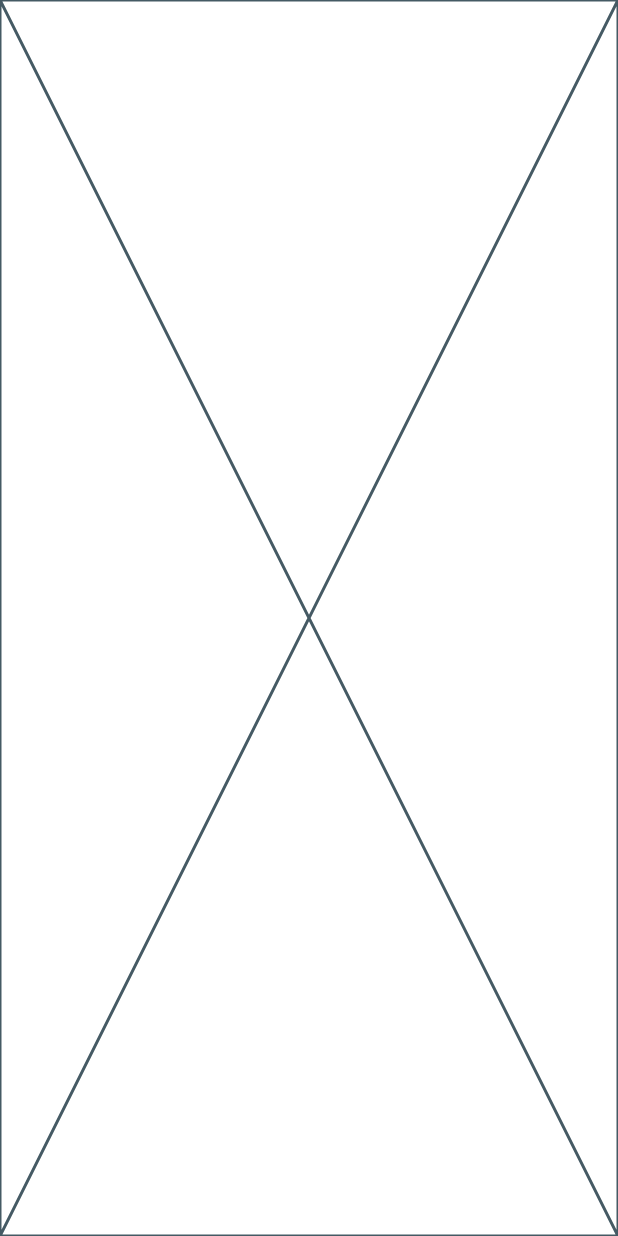
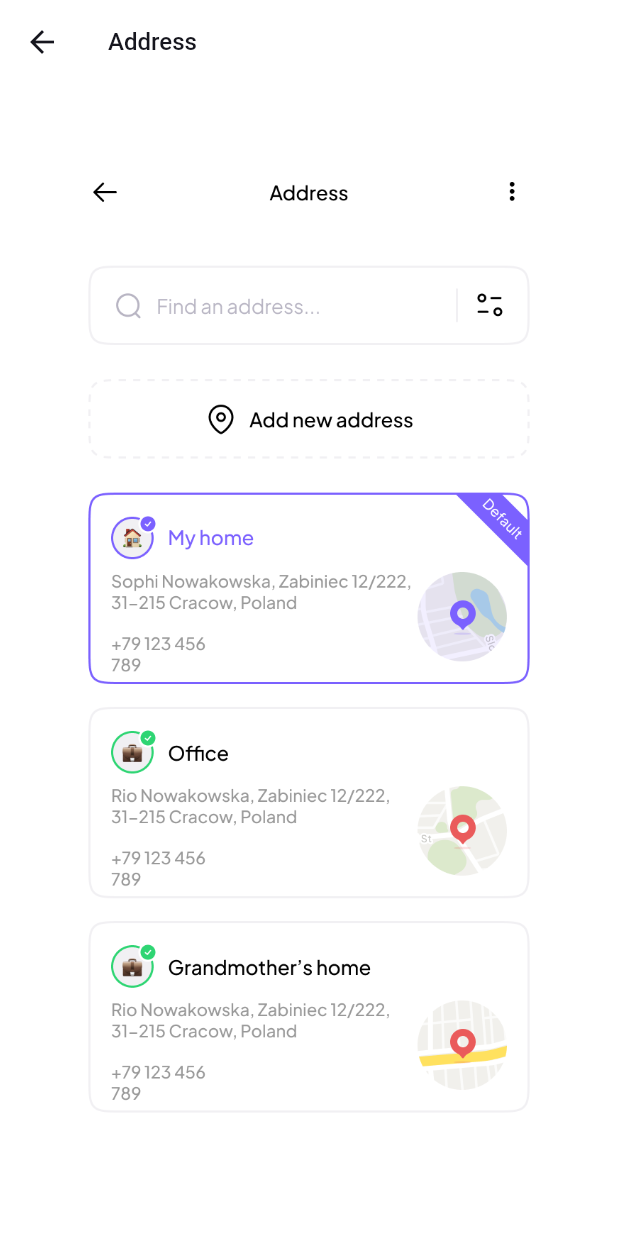
Before and after one commit to AbdhalRiyas/NicheGallerie, a Flutter app: the ProfileScreen screen opened by its route, after a tap on "Addresses", on a phone screen of 412 x 824 dp. Run offline on Flutter 3.47's test engine with Material 3 defaults, Android fonts, the phone set to English and light mode, and no system bars; our stand-ins replace cached_network_image, flutter_dotenv, flutter_rating_bar, flutter_svg, form_field_validator; network calls fail; project files that could hold a hidden picture were left out.

Commit message:
address screen init

```diff
--- a/lib/src/screens/address/views/addresses_screen.dart
+++ b/lib/src/screens/address/views/addresses_screen.dart
@@ -5,9 +5,15 @@ class AddressesScreen extends StatelessWidget {
 
   @override
   Widget build(BuildContext context) {
-    return Placeholder();
-    // return const BuyFullKit(
-    //   images: ["assets/screens/Addresses.png"],
-    // );
+    return Scaffold(
+      appBar: AppBar(
+        title: Text('Address'),
+      ),
+      body: Image.asset(
+        "assets/screens/Addresses.png",
+        width: double.maxFinite,
+        height: double.maxFinite,
+      ),
+    );
   }
 }
--- a/lib/src/screens/profile/views/profile_screen.dart
+++ b/lib/src/screens/profile/views/profile_screen.dart
@@ -17,8 +17,8 @@ class ProfileScreen extends StatelessWidget {
       body: ListView(
         children: [
           ProfileCard(
-            name: "Sepide",
-            email: "theflutterway@gmail.com",
+            name: "May",
+            email: "user@gmail.com",
             imageSrc: "https://i.imgur.com/IXnwbLk.png",
             // proLableText: "Sliver",
             // isPro: true, if the user is pro
@@ -26,21 +26,22 @@ class ProfileScreen extends StatelessWidget {
               Navigator.pushNamed(context, userInfoScreenRoute);
             },
           ),
+          // Padding(
+          //   padding: const EdgeInsets.symmetric(
+          //       horizontal: defaultPadding, vertical: defaultPadding * 1.5),
+          //   child: GestureDetector(
+          //     onTap: () {},
+          //     child: const AspectRatio(
+          //       aspectRatio: 1.8,
+          //       child:
+          //           NetworkImageWithLoader("https://i.imgur.com/dz0BBom.png"),
+          //     ),
+          //   ),
+          // ),
+
           Padding(
             padding: const EdgeInsets.symmetric(
-                horizontal: defaultPadding, vertical: defaultPadding * 1.5),
-            child: GestureDetector(
-              onTap: () {},
-              child: const AspectRatio(
-                aspectRatio: 1.8,
-                child:
-                    NetworkImageWithLoader("https://i.imgur.com/dz0BBom.png"),
-              ),
-            ),
-          ),
-
-          Padding(
-            padding: const EdgeInsets.symmetric(horizontal: defaultPadding),
+                horizontal: defaultPadding, vertical: defaultPadding / 2),
             child: Text(
               "Account",
               style: Theme.of(context).textTheme.titleSmall,
@@ -54,16 +55,16 @@ class ProfileScreen extends StatelessWidget {
               Navigator.pushNamed(context, ordersScreenRoute);
             },
           ),
-          ProfileMenuListTile(
-            text: "Returns",
-            svgSrc: "assets/icons/Return.svg",
-            press: () {},
-          ),
-          ProfileMenuListTile(
-            text: "Wishlist",
-            svgSrc: "assets/icons/Wishlist.svg",
-            press: () {},
-          ),
+          // ProfileMenuListTile(
+          //   text: "Returns",
+          //   svgSrc: "assets/icons/Return.svg",
+          //   press: () {},
+          // ),
+          // ProfileMenuListTile(
+          //   text: "Wishlist",
+          //   svgSrc: "assets/icons/Wishlist.svg",
+          //   press: () {},
+          // ),
           ProfileMenuListTile(
             text: "Addresses",
             svgSrc: "assets/icons/Address.svg",
@@ -78,13 +79,13 @@ class ProfileScreen extends StatelessWidget {
               Navigator.pushNamed(context, emptyPaymentScreenRoute);
             },
           ),
-          ProfileMenuListTile(
-            text: "Wallet",
-            svgSrc: "assets/icons/Wallet.svg",
-            press: () {
-              Navigator.pushNamed(context, walletScreenRoute);
-            },
-          ),
+          // ProfileMenuListTile(
+          //   text: "Wallet",
+          //   svgSrc: "assets/icons/Wallet.svg",
+          //   press: () {
+          //     Navigator.pushNamed(context, walletScreenRoute);
+          //   },
+          // ),
           const SizedBox(height: defaultPadding),
           Padding(
             padding: const EdgeInsets.symmetric(
@@ -110,27 +111,27 @@ class ProfileScreen extends StatelessWidget {
             },
           ),
           const SizedBox(height: defaultPadding),
-          Padding(
-            padding: const EdgeInsets.symmetric(
-                horizontal: defaultPadding, vertical: defaultPadding / 2),
-            child: Text(
-              "Settings",
-              style: Theme.of(context).textTheme.titleSmall,
-            ),
-          ),
-          ProfileMenuListTile(
-            text: "Language",
-            svgSrc: "assets/icons/Language.svg",
-            press: () {
-              Navigator.pushNamed(context, selectLanguageScreenRoute);
-            },
-          ),
-          ProfileMenuListTile(
-            text: "Location",
-            svgSrc: "assets/icons/Location.svg",
-            press: () {},
-          ),
-          const SizedBox(height: defaultPadding),
+          // Padding(
+          //   padding: const EdgeInsets.symmetric(
+          //       horizontal: defaultPadding, vertical: defaultPadding / 2),
+          //   child: Text(
+          //     "Settings",
+          //     style: Theme.of(context).textTheme.titleSmall,
+          //   ),
+          // ),
+          // ProfileMenuListTile(
+          //   text: "Language",
+          //   svgSrc: "assets/icons/Language.svg",
+          //   press: () {
+          //     Navigator.pushNamed(context, selectLanguageScreenRoute);
+          //   },
+          // ),
+          // ProfileMenuListTile(
+          //   text: "Location",
+          //   svgSrc: "assets/icons/Location.svg",
+          //   press: () {},
+          // ),
+          // const SizedBox(height: defaultPadding),
           Padding(
             padding: const EdgeInsets.symmetric(
                 horizontal: defaultPadding, vertical: defaultPadding / 2),
```
Also changed, not shown: lib/src/screens/home/views/components/explore_by_section.dart (+34 -14 lines).
